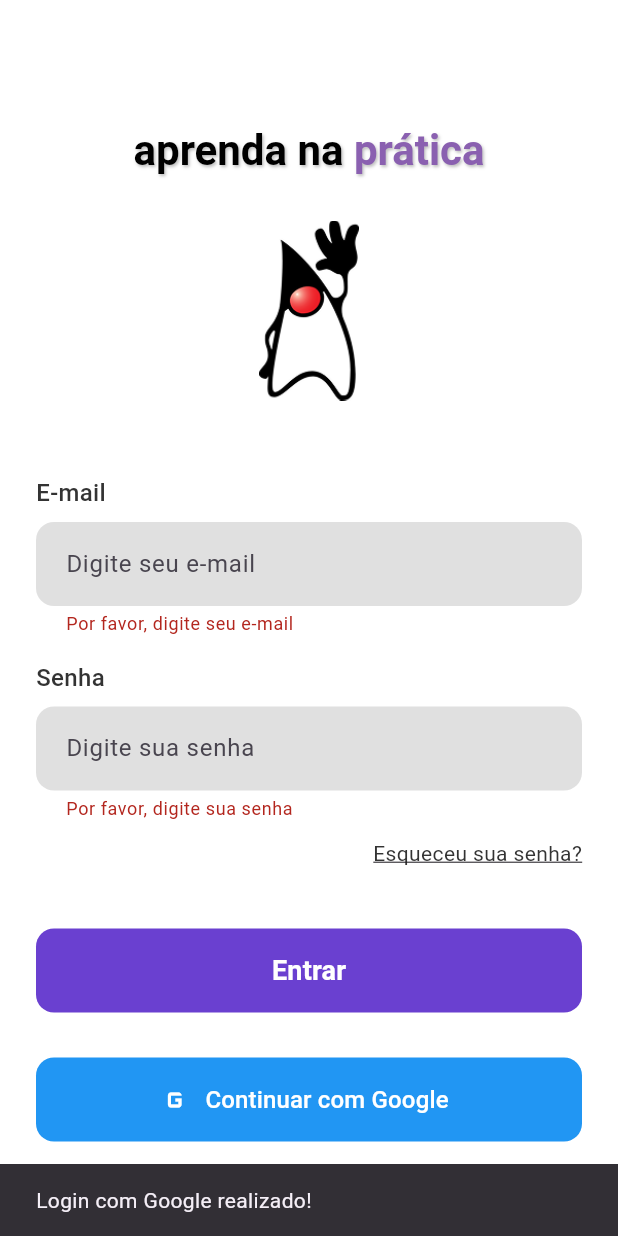
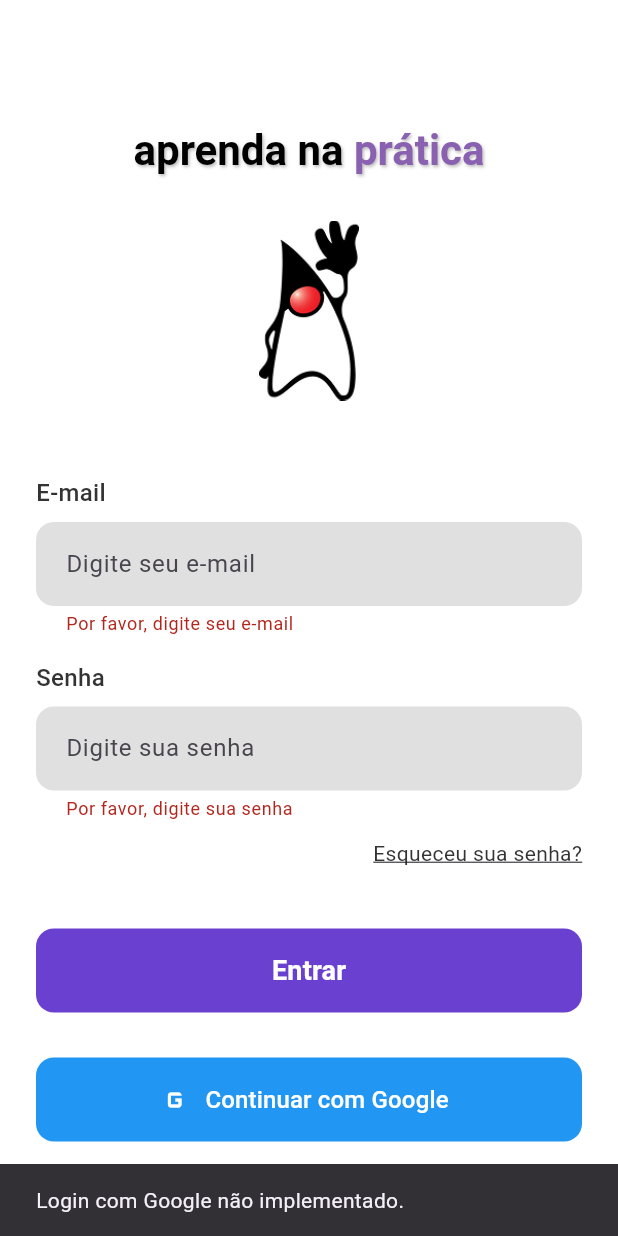
Before and after one commit to jornadev/code-for-fun, a Flutter app: the screen it shows after launch, after a tap on "Entrar", after a tap on "Continuar com Google", on a phone screen of 412 x 824 dp. Run offline on Flutter 3.47's test engine with Material 3 defaults, Android fonts, the phone set to English and light mode, and no system bars; our stand-ins replace firebase_auth, firebase_core; accounts and stored records are empty; generated files the repository leaves out were written again.

```diff
--- a/lib/screens/login_screen.dart
+++ b/lib/screens/login_screen.dart
@@ -1,7 +1,9 @@
 import 'package:flutter/material.dart';
+import 'package:firebase_auth/firebase_auth.dart';
 import '../constants/app_colors.dart';
 import 'register_screen.dart';
 import 'forgot_password_screen.dart';
+import 'home_screen.dart';
 
 class LoginScreen extends StatefulWidget {
   const LoginScreen({super.key});
@@ -14,12 +16,45 @@ class _LoginScreenState extends State<LoginScreen> {
   final _emailController = TextEditingController();
   final _passwordController = TextEditingController();
   final _formKey = GlobalKey<FormState>();
+  final _auth = FirebaseAuth.instance;
 
   @override
   void dispose() {
     _emailController.dispose();
     _passwordController.dispose();
     super.dispose();
+  }
+
+  void _showErrorSnackBar(String message) {
+    ScaffoldMessenger.of(context).showSnackBar(
+      SnackBar(
+        content: Text(message),
+        backgroundColor: AppColors.red,
+      ),
+    );
+  }
+
+  Future<void> _signIn() async {
+    if (_formKey.currentState!.validate()) {
+      try {
+        await _auth.signInWithEmailAndPassword(
+          email: _emailController.text,
+          password: _passwordController.text,
+        );
+        if (mounted) {
+          Navigator.pushReplacement(
+            context,
+            MaterialPageRoute(builder: (context) => const HomeScreen()),
+          );
+        }
+      } on FirebaseAuthException catch (e) {
+        if (e.code == 'user-not-found' || e.code == 'wrong-password') {
+          _showErrorSnackBar('Credenciais inválidas. Verifique seu e-mail e senha.');
+        } else {
+          _showErrorSnackBar('Ocorreu um erro no login. Tente novamente.');
+        }
+      }
+    }
   }
 
   @override
@@ -35,7 +70,6 @@ class _LoginScreenState extends State<LoginScreen> {
               crossAxisAlignment: CrossAxisAlignment.start,
               children: [
                 const SizedBox(height: 60),
-
                 Center(
                   child: RichText(
                     text: const TextSpan(
@@ -64,7 +98,6 @@ class _LoginScreenState extends State<LoginScreen> {
                   ),
                 ),
                 const SizedBox(height: 30),
-
                 Center(
                   child: Image.asset(
                     'assets/images/duck.png',
@@ -86,7 +119,6 @@ class _LoginScreenState extends State<LoginScreen> {
                   ),
                 ),
                 const SizedBox(height: 50),
-
                 const Text(
                   'E-mail',
                   style: TextStyle(
@@ -123,7 +155,6 @@ class _LoginScreenState extends State<LoginScreen> {
                   },
                 ),
                 const SizedBox(height: 16),
-
                 const Text(
                   'Senha',
                   style: TextStyle(
@@ -157,7 +188,6 @@ class _LoginScreenState extends State<LoginScreen> {
                   },
                 ),
                 const SizedBox(height: 12),
-
                 Align(
                   alignment: Alignment.centerRight,
                   child: GestureDetector(
@@ -175,20 +205,11 @@ class _LoginScreenState extends State<LoginScreen> {
                   ),
                 ),
                 const SizedBox(height: 40),
-
                 SizedBox(
                   width: double.infinity,
                   height: 56,
                   child: ElevatedButton(
-                    onPressed: () {
-                      if (_formKey.currentState!.validate()) {
-                        ScaffoldMessenger.of(context).showSnackBar(
-                          const SnackBar(
-                            content: Text('Login realizado com sucesso!'),
-                          ),
-                        );
-                      }
-                    },
+                    onPressed: _signIn,
                     style: ElevatedButton.styleFrom(
                       backgroundColor: AppColors.buttonPurple,
                       foregroundColor: AppColors.white,
@@ -207,7 +228,6 @@ class _LoginScreenState extends State<LoginScreen> {
                   ),
                 ),
                 const SizedBox(height: 30),
-
                 Center(
                   child: SizedBox(
                     width: double.infinity,
@@ -216,7 +236,7 @@ class _LoginScreenState extends State<LoginScreen> {
                       onPressed: () {
                         ScaffoldMessenger.of(context).showSnackBar(
                           const SnackBar(
-                            content: Text('Login com Google realizado!'),
+                            content: Text('Login com Google não implementado.'),
                           ),
                         );
                       },
@@ -244,7 +264,6 @@ class _LoginScreenState extends State<LoginScreen> {
                   ),
                 ),
                 const SizedBox(height: 40),
-
                 Center(
                   child: RichText(
                     text: TextSpan(
@@ -279,5 +298,4 @@ class _LoginScreenState extends State<LoginScreen> {
       ),
     );
   }
-
 }
```
Also changed, not shown: lib/screens/register_screen.dart (+43 -26 lines).
